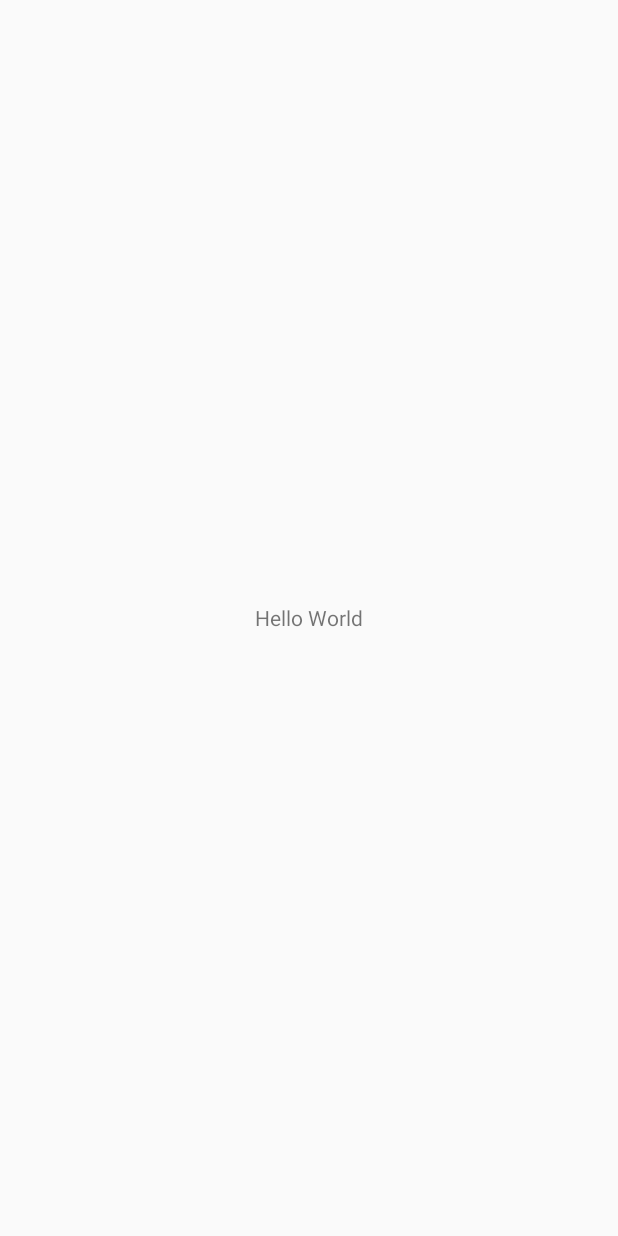
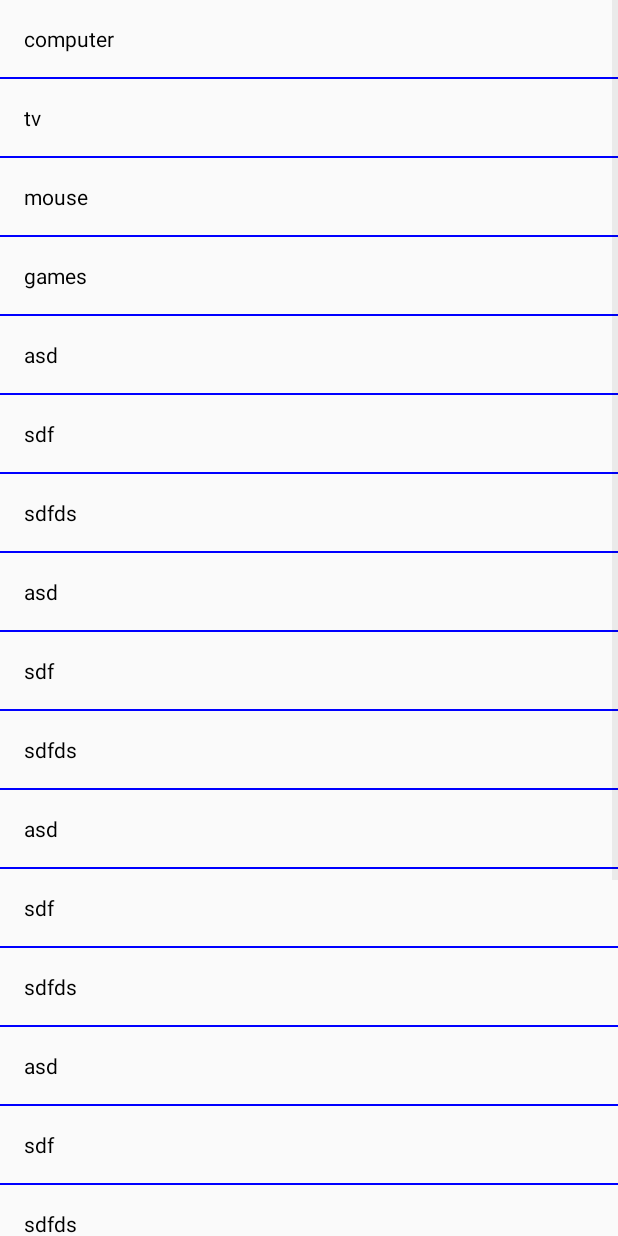
Before and after one commit to RickyRen1/BizHacks2018, an Android app: the SearchActivity screen opened directly, with no data from a screen before it, on a phone screen of 412 x 824 dp. Before the commit the screen is almost empty. Run offline under Robolectric (Android 15) with nearby library versions, the phone set to English and light mode, and no system bars.

Commit message:
added listView to represent search results

```diff
--- /dev/null
+++ b/BizHacks2018/src/main/java/com/example/ricky/myapplication/ListView.java
@@ -0,0 +1,13 @@
+package com.example.ricky.myapplication;
+
+import android.support.v7.app.AppCompatActivity;
+import android.os.Bundle;
+
+public class ListView extends AppCompatActivity {
+
+    @Override
+    protected void onCreate(Bundle savedInstanceState) {
+        super.onCreate(savedInstanceState);
+        setContentView(R.layout.activity_listview);
+    }
+}
--- a/BizHacks2018/src/main/java/com/example/ricky/myapplication/SearchActivity.java
+++ b/BizHacks2018/src/main/java/com/example/ricky/myapplication/SearchActivity.java
@@ -6,13 +6,22 @@ import android.support.design.widget.Snackbar;
 import android.support.v7.app.AppCompatActivity;
 import android.support.v7.widget.Toolbar;
 import android.view.View;
+import android.widget.ListView;
+import android.widget.ArrayAdapter;
 
 public class SearchActivity extends AppCompatActivity {
 
+    ListView list;
+    String productList[] = { "computer", "tv", "mouse", "games", "asd", "sdf", "sdfds", "asd", "sdf", "sdfds", "asd", "sdf", "sdfds", "asd", "sdf", "sdfds", "asd", "sdf", "sdfds", "asd", "sdf", "sdfds" };
     @Override
     protected void onCreate(Bundle savedInstanceState) {
         super.onCreate(savedInstanceState);
         setContentView(R.layout.activity_search);
+        list = (ListView)findViewById(R.id.listView);
+        System.out.println("Creating arrayAdapter");
+        ArrayAdapter<String> arrayAdapter = new ArrayAdapter<String>(this, R.layout.activity_listview, R.id.textView, productList);
+        System.out.println("Setting arrayAdapter to list");
+        list.setAdapter(arrayAdapter);
 
     }
 
--- /dev/null
+++ b/BizHacks2018/src/main/res/layout/activity_listview.xml
@@ -0,0 +1,14 @@
+<?xml version="1.0" encoding="utf-8"?>
+<LinearLayout xmlns:android="http://schemas.android.com/apk/res/android"
+    android:layout_width="match_parent"
+    android:layout_height="match_parent"
+    android:orientation="vertical">
+
+    <TextView
+        android:id="@+id/textView"
+        android:layout_width="fill_parent"
+        android:layout_height="wrap_content"
+        android:layout_gravity="center"
+        android:padding="@dimen/fab_margin"
+        android:textColor="#000" />
+</LinearLayout>
--- a/BizHacks2018/src/main/res/layout/activity_search.xml
+++ b/BizHacks2018/src/main/res/layout/activity_search.xml
@@ -7,12 +7,16 @@
     <RelativeLayout
         android:layout_width="match_parent"
         android:layout_height="match_parent">
-        <TextView
-            android:id="@+id/textView2"
-            android:layout_width="wrap_content"
-            android:layout_height="wrap_content"
-            android:layout_centerInParent="true"
-            android:layout_weight="1"
-            android:text="Hello World" />
+
+        <ListView
+            android:id="@+id/listView"
+            android:layout_width="match_parent"
+            android:layout_height="match_parent"
+            android:layout_alignParentLeft="true"
+            android:layout_alignParentStart="true"
+            android:layout_alignParentTop="true"
+            android:divider="#00f"
+            android:dividerHeight="1dp"
+            android:listSelector="#ff0"/>
     </RelativeLayout>
 </LinearLayout>
```
